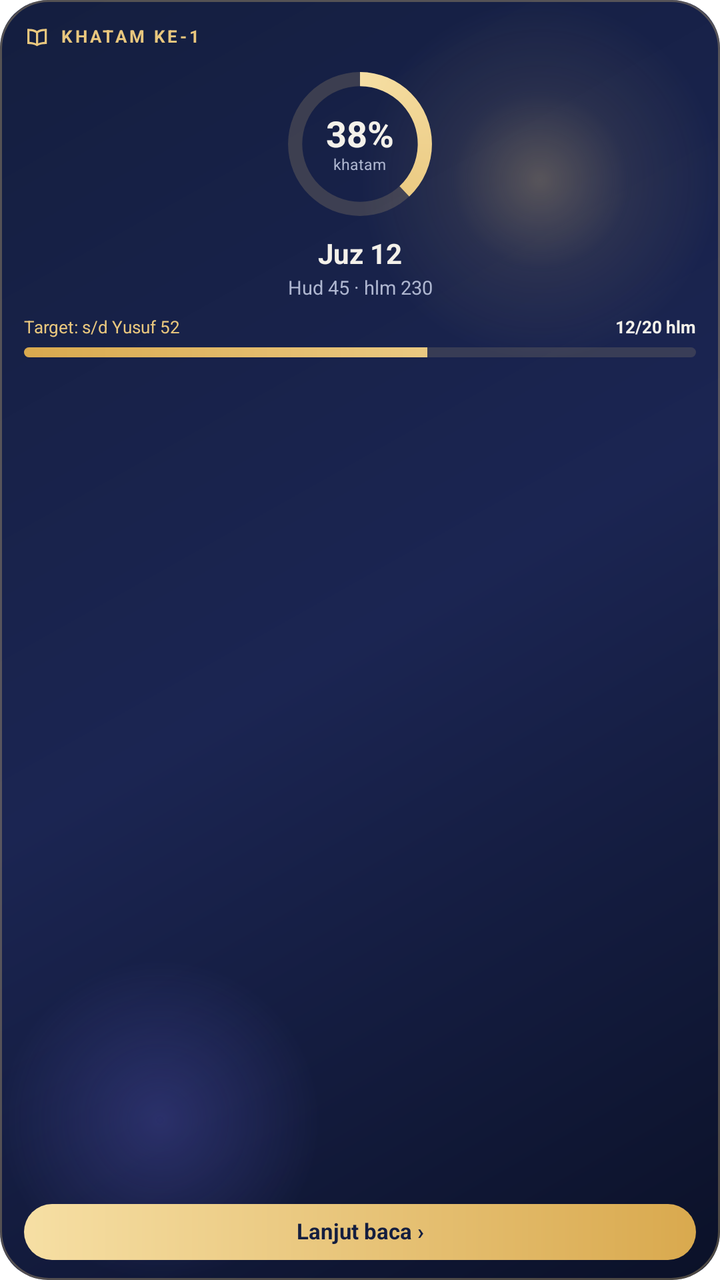
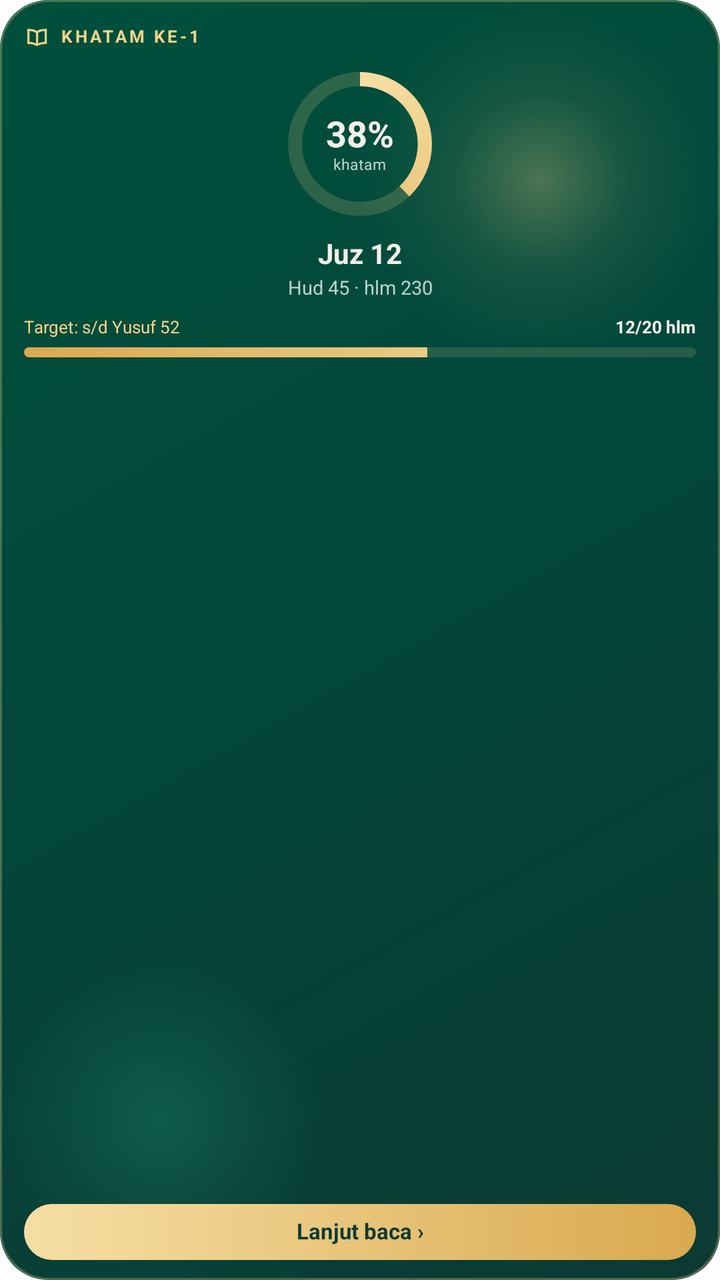

Compare the two renders of this Android layout. The source of the first and the diff that turns it into the second are given below.
<!-- AndroidManifest.xml: fallback theme Theme.MaterialComponents.DayNight.NoActionBar -->
<!-- res/layout/quran_widget_layout.xml -->
<?xml version="1.0" encoding="utf-8"?>
<FrameLayout
    xmlns:android="http://schemas.android.com/apk/res/android"
    android:id="@+id/qw_root"
    android:layout_width="match_parent"
    android:layout_height="match_parent"
    android:background="@drawable/tracker_widget_bg">

    <LinearLayout
        android:layout_width="match_parent"
        android:layout_height="match_parent"
        android:orientation="vertical"
        android:paddingStart="12dp"
        android:paddingEnd="12dp"
        android:paddingTop="12dp"
        android:paddingBottom="10dp">

        
        <LinearLayout
            android:layout_width="match_parent"
            android:layout_height="wrap_content"
            android:orientation="horizontal"
            android:gravity="center_vertical">

            <ImageView
                android:layout_width="13dp"
                android:layout_height="13dp"
                android:src="@drawable/tracker_ic_book"
                android:importantForAccessibility="no" />

            <TextView
                android:id="@+id/qw_kicker"
                android:layout_width="0dp"
                android:layout_height="wrap_content"
                android:layout_weight="1"
                android:layout_marginStart="5dp"
                android:text="KHATAM KE-1"
                android:textSize="8.5sp"
                android:textStyle="bold"
                android:letterSpacing="0.15"
                android:maxLines="1"
                android:ellipsize="end"
                android:includeFontPadding="false"
                android:textColor="#E9C77E" />
        </LinearLayout>

        
        <FrameLayout
            android:id="@+id/qw_ring_box"
            android:layout_width="78dp"
            android:layout_height="78dp"
            android:layout_gravity="center_horizontal"
            android:layout_marginTop="8dp">

            <ProgressBar
                android:id="@+id/qw_ring"
                style="@android:style/Widget.ProgressBar.Horizontal"
                android:layout_width="match_parent"
                android:layout_height="match_parent"
                android:max="1000"
                android:progress="380"
                android:progressDrawable="@drawable/tracker_ring" />

            <LinearLayout
                android:layout_width="wrap_content"
                android:layout_height="wrap_content"
                android:layout_gravity="center"
                android:orientation="vertical"
                android:gravity="center_horizontal">

                <TextView
                    android:id="@+id/qw_percent"
                    android:layout_width="wrap_content"
                    android:layout_height="wrap_content"
                    android:text="38%"
                    android:textSize="18sp"
                    android:textStyle="bold"
                    android:fontFeatureSettings="tnum"
                    android:includeFontPadding="false"
                    android:textColor="#F4F1EA" />

                <TextView
                    android:id="@+id/qw_percent_sub"
                    android:layout_width="wrap_content"
                    android:layout_height="wrap_content"
                    android:text="khatam"
                    android:textSize="7.5sp"
                    android:includeFontPadding="false"
                    android:textColor="#AEB6D0" />
            </LinearLayout>
        </FrameLayout>

        
        <FrameLayout
            android:id="@+id/qw_ring_box_small"
            android:layout_width="60dp"
            android:layout_height="60dp"
            android:visibility="gone"
            android:layout_gravity="center_horizontal"
            android:layout_marginTop="6dp">

            <ProgressBar
                android:id="@+id/qw_ring_small"
                style="@android:style/Widget.ProgressBar.Horizontal"
                android:layout_width="match_parent"
                android:layout_height="match_parent"
                android:max="1000"
                android:progress="380"
                android:progressDrawable="@drawable/tracker_ring" />

            <LinearLayout
                android:layout_width="wrap_content"
                android:layout_height="wrap_content"
                android:layout_gravity="center"
                android:orientation="vertical"
                android:gravity="center_horizontal">

                <TextView
                    android:id="@+id/qw_percent_small"
                    android:layout_width="wrap_content"
                    android:layout_height="wrap_content"
                    android:text="38%"
                    android:textSize="14sp"
                    android:textStyle="bold"
                    android:fontFeatureSettings="tnum"
                    android:includeFontPadding="false"
                    android:textColor="#F4F1EA" />

                <TextView
                    android:id="@+id/qw_percent_sub_small"
                    android:layout_width="wrap_content"
                    android:layout_height="wrap_content"
                    android:text="khatam"
                    android:textSize="6.5sp"
                    android:includeFontPadding="false"
                    android:textColor="#AEB6D0" />
            </LinearLayout>
        </FrameLayout>

        
        <TextView
            android:id="@+id/qw_juz"
            android:layout_width="match_parent"
            android:layout_height="wrap_content"
            android:layout_marginTop="8dp"
            android:gravity="center_horizontal"
            android:text="Juz 12"
            android:textSize="14sp"
            android:textStyle="bold"
            android:maxLines="1"
            android:includeFontPadding="false"
            android:textColor="#F4F1EA" />

        <TextView
            android:id="@+id/qw_position"
            android:layout_width="match_parent"
            android:layout_height="wrap_content"
            android:layout_marginTop="3dp"
            android:gravity="center_horizontal"
            android:text="Hud 45 · hlm 230"
            android:textSize="9.5sp"
            android:maxLines="2"
            android:lineSpacingExtra="1dp"
            android:ellipsize="end"
            android:includeFontPadding="false"
            android:textColor="#AEB6D0" />

        
        <LinearLayout
            android:id="@+id/qw_target_box"
            android:layout_width="match_parent"
            android:layout_height="wrap_content"
            android:layout_marginTop="9dp"
            android:orientation="vertical">

            <LinearLayout
                android:layout_width="match_parent"
                android:layout_height="wrap_content"
                android:orientation="horizontal">

                <TextView
                    android:id="@+id/qw_target"
                    android:layout_width="0dp"
                    android:layout_height="wrap_content"
                    android:layout_weight="1"
                    android:text="Target: s/d Yusuf 52"
                    android:textSize="8.5sp"
                    android:maxLines="1"
                    android:ellipsize="end"
                    android:includeFontPadding="false"
                    android:textColor="#E9C77E" />

                <TextView
                    android:id="@+id/qw_pages"
                    android:layout_width="wrap_content"
                    android:layout_height="wrap_content"
                    android:layout_marginStart="4dp"
                    android:text="12/20 hlm"
                    android:textSize="8.5sp"
                    android:textStyle="bold"
                    android:fontFeatureSettings="tnum"
                    android:includeFontPadding="false"
                    android:textColor="#F4F1EA" />
            </LinearLayout>

            <ProgressBar
                android:id="@+id/qw_target_bar"
                style="@android:style/Widget.ProgressBar.Horizontal"
                android:layout_width="match_parent"
                android:layout_height="5dp"
                android:layout_marginTop="5dp"
                android:max="1000"
                android:progress="600"
                android:progressDrawable="@drawable/tracker_bar" />
        </LinearLayout>

        
        <ImageView
            android:id="@+id/qw_chart"
            android:layout_width="match_parent"
            android:layout_height="0dp"
            android:layout_weight="1"
            android:layout_marginTop="8dp"
            android:scaleType="fitCenter"
            android:visibility="gone"
            android:contentDescription="Halaman dibaca 7 hari terakhir" />

        <FrameLayout
            android:id="@+id/qw_spacer"
            android:layout_width="match_parent"
            android:layout_height="0dp"
            android:layout_weight="1" />

        <TextView
            android:id="@+id/qw_continue"
            android:layout_width="match_parent"
            android:layout_height="28dp"
            android:layout_marginTop="8dp"
            android:gravity="center"
            android:background="@drawable/tracker_pill"
            android:text="Lanjut baca ›"
            android:textSize="11sp"
            android:textStyle="bold"
            android:includeFontPadding="false"
            android:textColor="#141E3F" />
    </LinearLayout>
</FrameLayout>
<!-- resources referenced by this layout -->
<resources>
  <!-- drawable tracker_bar (drawable) -->
  <?xml version="1.0" encoding="utf-8"?>
  <layer-list xmlns:android="http://schemas.android.com/apk/res/android">
      <item android:id="@android:id/background">
          <shape>
              <corners android:radius="99dp" />
              <solid android:color="#26E9C77E" />
          </shape>
      </item>
      <item android:id="@android:id/progress">
          <clip>
              <shape>
                  <corners android:radius="99dp" />
                  <gradient
                      android:angle="0"
                      android:startColor="#D9A94E"
                      android:endColor="#F6DFA4" />
              </shape>
          </clip>
      </item>
  </layer-list>
  <!-- drawable tracker_ic_book (drawable) -->
  <?xml version="1.0" encoding="utf-8"?>
  <vector xmlns:android="http://schemas.android.com/apk/res/android"
      android:width="24dp"
      android:height="24dp"
      android:viewportWidth="24"
      android:viewportHeight="24">
      <path
          android:fillColor="#E9C77E"
          android:pathData="M12,6.5 C10.2,5.1 7.7,4.5 4,4.5 L3,4.5 L3,18.5 L4,18.5 C7.5,18.5 9.9,19.1 12,20.5 C14.1,19.1 16.5,18.5 20,18.5 L21,18.5 L21,4.5 L20,4.5 C16.3,4.5 13.8,5.1 12,6.5 Z M11,17.9 C9.3,17.1 7.3,16.6 5,16.5 L5,6.5 C7.6,6.6 9.5,7.2 11,8.3 Z M19,16.5 C16.7,16.6 14.7,17.1 13,17.9 L13,8.3 C14.5,7.2 16.4,6.6 19,6.5 Z" />
  </vector>
  <!-- drawable tracker_ring (drawable) -->
  <?xml version="1.0" encoding="utf-8"?>
  <layer-list xmlns:android="http://schemas.android.com/apk/res/android">
      <item android:id="@android:id/background">
          <shape
              android:shape="ring"
              android:innerRadiusRatio="2.7"
              android:thicknessRatio="11"
              android:useLevel="false">
              <solid android:color="#2EE9C77E" />
          </shape>
      </item>
      <item android:id="@android:id/progress">
          <rotate
              android:fromDegrees="270"
              android:toDegrees="270"
              android:pivotX="50%"
              android:pivotY="50%">
              <shape
                  android:shape="ring"
                  android:innerRadiusRatio="2.7"
                  android:thicknessRatio="11"
                  android:useLevel="true">
                  <gradient
                      android:type="sweep"
                      android:startColor="#F6DFA4"
                      android:endColor="#D9A94E" />
              </shape>
          </rotate>
      </item>
  </layer-list>
  <!-- drawable tracker_widget_bg (drawable) -->
  <?xml version="1.0" encoding="utf-8"?>
  <layer-list xmlns:android="http://schemas.android.com/apk/res/android">
      <item>
          <shape android:shape="rectangle">
              <corners android:radius="24dp" />
              <gradient
                  android:angle="315"
                  android:startColor="#141E3F"
                  android:centerColor="#1B2552"
                  android:endColor="#0B1128" />
          </shape>
      </item>
      <item
          android:gravity="top|end"
          android:width="180dp"
          android:height="180dp">
          <shape android:shape="oval">
              <gradient
                  android:type="radial"
                  android:gradientRadius="90dp"
                  android:startColor="#4DE9C77E"
                  android:centerColor="#14E9C77E"
                  android:endColor="#00E9C77E" />
          </shape>
      </item>
      <item
          android:gravity="bottom|start"
          android:width="160dp"
          android:height="160dp">
          <shape android:shape="oval">
              <gradient
                  android:type="radial"
                  android:gradientRadius="80dp"
                  android:startColor="#406D6BE8"
                  android:endColor="#006D6BE8" />
          </shape>
      </item>
      <item>
          <shape android:shape="rectangle">
              <corners android:radius="24dp" />
              <stroke android:width="1dp" android:color="#4DE9C77E" />
          </shape>
      </item>
  </layer-list>
  <!-- unchanged entries left out for length: 1 -->
</resources>

<!-- the commit's change to res/layout/quran_widget_layout.xml (unified diff, before → after) -->
@@ -41,7 +41,7 @@
                 android:maxLines="1"
                 android:ellipsize="end"
                 android:includeFontPadding="false"
-                android:textColor="#E9C77E" />
+                android:textColor="#F2D38A" />
         </LinearLayout>
 
         
@@ -86,7 +86,7 @@
                     android:text="khatam"
                     android:textSize="7.5sp"
                     android:includeFontPadding="false"
-                    android:textColor="#AEB6D0" />
+                    android:textColor="#B9D3CB" />
             </LinearLayout>
         </FrameLayout>
 
@@ -133,7 +133,7 @@
                     android:text="khatam"
                     android:textSize="6.5sp"
                     android:includeFontPadding="false"
-                    android:textColor="#AEB6D0" />
+                    android:textColor="#B9D3CB" />
             </LinearLayout>
         </FrameLayout>
 
@@ -163,7 +163,7 @@
             android:lineSpacingExtra="1dp"
             android:ellipsize="end"
             android:includeFontPadding="false"
-            android:textColor="#AEB6D0" />
+            android:textColor="#B9D3CB" />
 
         
         <LinearLayout
@@ -188,7 +188,7 @@
                     android:maxLines="1"
                     android:ellipsize="end"
                     android:includeFontPadding="false"
-                    android:textColor="#E9C77E" />
+                    android:textColor="#F2D38A" />
 
                 <TextView
                     android:id="@+id/qw_pages"
@@ -242,6 +242,6 @@
             android:textSize="11sp"
             android:textStyle="bold"
             android:includeFontPadding="false"
-            android:textColor="#141E3F" />
+            android:textColor="#0C3A33" />
     </LinearLayout>
 </FrameLayout>
<!-- resource entries referenced after the edit -->
@@ -6,7 +6,7 @@
       <item android:id="@android:id/background">
           <shape>
               <corners android:radius="99dp" />
-              <solid android:color="#26E9C77E" />
+              <solid android:color="#26F2D38A" />
           </shape>
       </item>
       <item android:id="@android:id/progress">
@@ -29,7 +29,7 @@
       android:viewportWidth="24"
       android:viewportHeight="24">
       <path
-          android:fillColor="#E9C77E"
+          android:fillColor="#F2D38A"
           android:pathData="M12,6.5 C10.2,5.1 7.7,4.5 4,4.5 L3,4.5 L3,18.5 L4,18.5 C7.5,18.5 9.9,19.1 12,20.5 C14.1,19.1 16.5,18.5 20,18.5 L21,18.5 L21,4.5 L20,4.5 C16.3,4.5 13.8,5.1 12,6.5 Z M11,17.9 C9.3,17.1 7.3,16.6 5,16.5 L5,6.5 C7.6,6.6 9.5,7.2 11,8.3 Z M19,16.5 C16.7,16.6 14.7,17.1 13,17.9 L13,8.3 C14.5,7.2 16.4,6.6 19,6.5 Z" />
   </vector>
   <!-- drawable tracker_ring (drawable) -->
@@ -41,7 +41,7 @@
               android:innerRadiusRatio="2.7"
               android:thicknessRatio="11"
               android:useLevel="false">
-              <solid android:color="#2EE9C77E" />
+              <solid android:color="#2EF2D38A" />
           </shape>
       </item>
       <item android:id="@android:id/progress">
@@ -71,9 +71,9 @@
               <corners android:radius="24dp" />
               <gradient
                   android:angle="315"
-                  android:startColor="#141E3F"
-                  android:centerColor="#1B2552"
-                  android:endColor="#0B1128" />
+                  android:startColor="#00503C"
+                  android:centerColor="#03463A"
+                  android:endColor="#0C3A33" />
           </shape>
       </item>
       <item
@@ -84,9 +84,9 @@
               <gradient
                   android:type="radial"
                   android:gradientRadius="90dp"
-                  android:startColor="#4DE9C77E"
-                  android:centerColor="#14E9C77E"
-                  android:endColor="#00E9C77E" />
+                  android:startColor="#4DF2D38A"
+                  android:centerColor="#14F2D38A"
+                  android:endColor="#00F2D38A" />
           </shape>
       </item>
       <item
@@ -97,14 +97,14 @@
               <gradient
                   android:type="radial"
                   android:gradientRadius="80dp"
-                  android:startColor="#406D6BE8"
-                  android:endColor="#006D6BE8" />
+                  android:startColor="#2E34D399"
+                  android:endColor="#0034D399" />
           </shape>
       </item>
       <item>
           <shape android:shape="rectangle">
               <corners android:radius="24dp" />
-              <stroke android:width="1dp" android:color="#4DE9C77E" />
+              <stroke android:width="1dp" android:color="#4DF2D38A" />
           </shape>
       </item>
   </layer-list>
